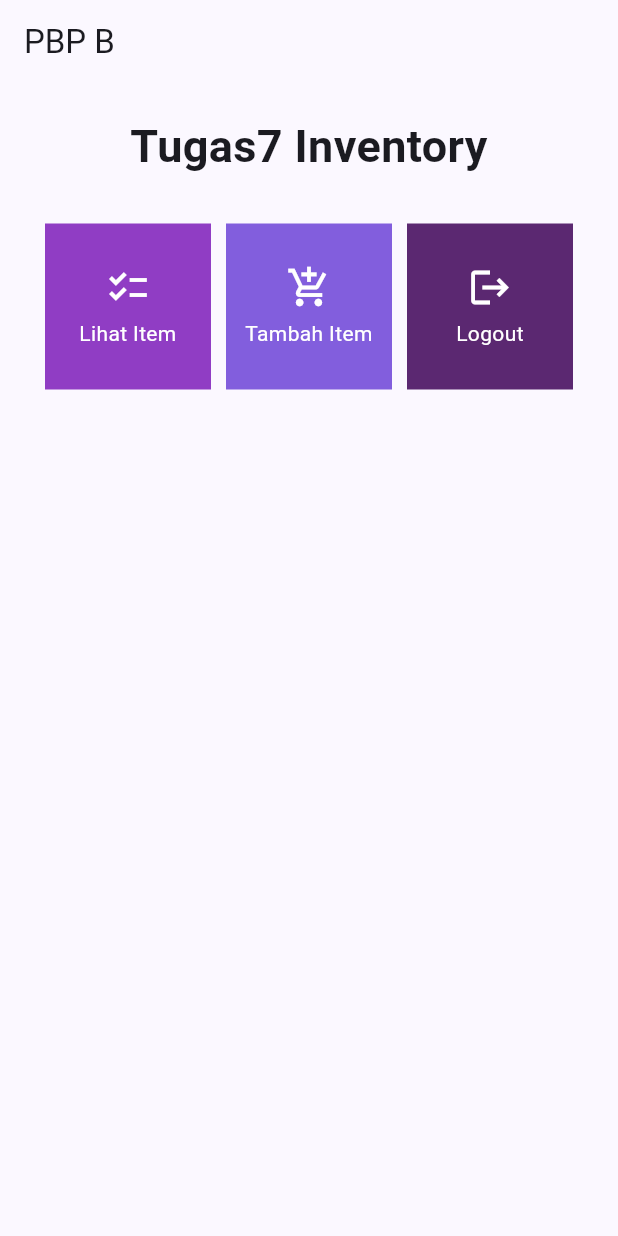
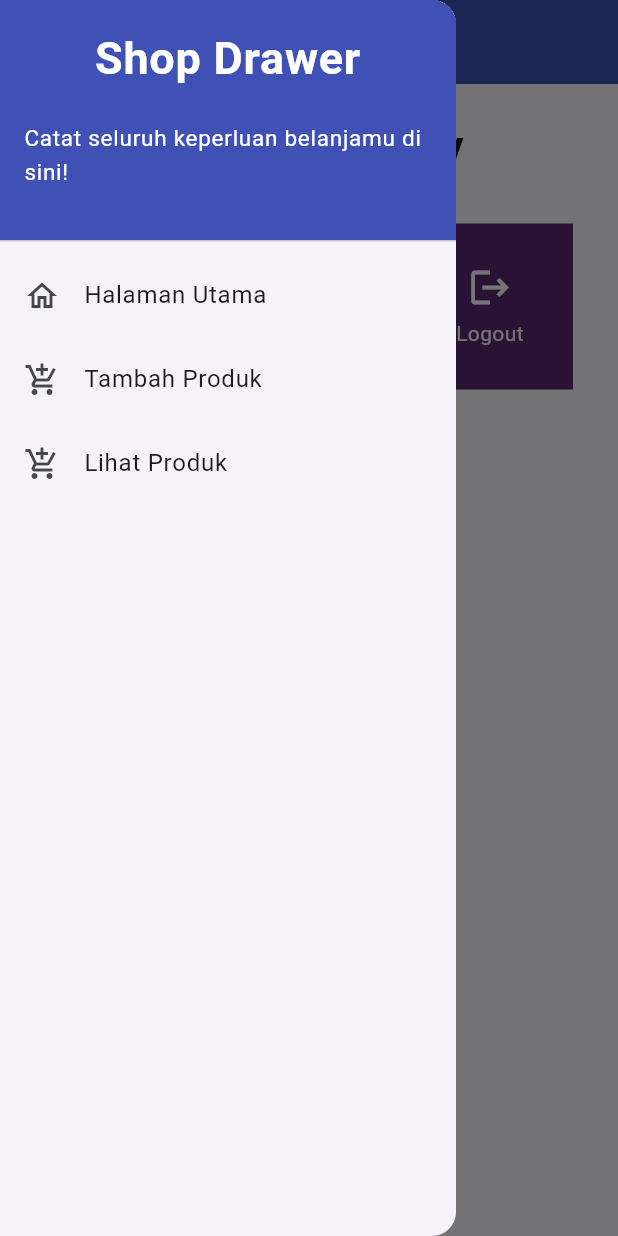
Before and after one commit to nevadenstia/tugas7, a Flutter app: the screen it shows after launch, with the side drawer open (before the commit the screen has no drawer), on a phone screen of 412 x 824 dp. Run offline on Flutter 3.47's test engine with Material 2 defaults, Android fonts, the phone set to English and light mode, and no system bars.

Commit message:
Tugas 8 WIP

```diff
--- a/lib/main.dart
+++ b/lib/main.dart
@@ -1,5 +1,5 @@
 import 'package:flutter/material.dart';
-import 'package:tugas7/menu.dart';
+import 'package:tugas7/screens/menu.dart';
 
 void main() {
   runApp(const MyApp());
--- a/lib/menu.dart
+++ b/lib/screens/menu.dart
@@ -1,13 +1,20 @@
 import 'package:flutter/material.dart';
+import 'package:tugas7/screens/productlist_page.dart';
+import 'package:tugas7/screens/shoplist_form.dart';
+import 'package:tugas7/widgets/left_drawer.dart';
+import 'package:tugas7/widgets/shop_card.dart';
 
 class MyHomePage extends StatelessWidget {
   MyHomePage({Key? key}) : super(key: key);
 
+  final List<ShopProducts> productList = []; // Initialize your list here
+
   final List<ShopItem> items = [
-    ShopItem("Lihat Item", Icons.checklist, Color.fromARGB(255, 144, 61, 196)),
+    ShopItem(
+        "Lihat Item", Icons.checklist, const Color.fromARGB(255, 144, 61, 196)),
     ShopItem("Tambah Item", Icons.add_shopping_cart,
-        Color.fromARGB(255, 130, 94, 221)),
-    ShopItem("Logout", Icons.logout, Color.fromARGB(255, 91, 40, 113)),
+        const Color.fromARGB(255, 130, 94, 221)),
+    ShopItem("Logout", Icons.logout, const Color.fromARGB(255, 91, 40, 113)),
   ];
 
   @override
@@ -15,21 +22,23 @@ class MyHomePage extends StatelessWidget {
     return Scaffold(
       appBar: AppBar(
         title: const Text(
-          'PBP B',
+          'Shop Inventory',
         ),
+        backgroundColor: Colors.indigo,
+        foregroundColor: Colors.white,
+      ),
+      drawer: const LeftDrawer(
+        productList: [],
       ),
       body: SingleChildScrollView(
-        // Widget wrapper yang dapat discroll
         child: Padding(
-          padding: const EdgeInsets.all(10.0), // Set padding dari halaman
+          padding: const EdgeInsets.all(10.0),
           child: Column(
-            // Widget untuk menampilkan children secara vertikal
             children: <Widget>[
               const Padding(
                 padding: EdgeInsets.only(top: 10.0, bottom: 10.0),
-                // Widget Text untuk menampilkan tulisan dengan alignment center dan style yang sesuai
                 child: Text(
-                  'Tugas7 Inventory', // Text yang menandakan toko
+                  'Shop Inventory',
                   textAlign: TextAlign.center,
                   style: TextStyle(
                     fontSize: 30,
@@ -37,9 +46,7 @@ class MyHomePage extends StatelessWidget {
                   ),
                 ),
               ),
-              // Grid layout
               GridView.count(
-                // Container pada card kita.
                 primary: true,
                 padding: const EdgeInsets.all(20),
                 crossAxisSpacing: 10,
@@ -47,7 +54,6 @@ class MyHomePage extends StatelessWidget {
                 crossAxisCount: 3,
                 shrinkWrap: true,
                 children: items.map((ShopItem item) {
-                  // Iterasi untuk setiap item
                   return ShopCard(item);
                 }).toList(),
               ),
@@ -59,14 +65,6 @@ class MyHomePage extends StatelessWidget {
   }
 }
 
-class ShopItem {
-  final String name;
-  final IconData icon;
-  final Color color; // Menambah properti warna
-
-  ShopItem(this.name, this.icon, this.color);
-}
-
 class ShopCard extends StatelessWidget {
   final ShopItem item;
 
@@ -75,14 +73,36 @@ class ShopCard extends StatelessWidget {
   @override
   Widget build(BuildContext context) {
     return Material(
-      color: item.color, // Menggunakan warna dari objek ShopItem
+      color: item.color,
       child: InkWell(
         onTap: () {
           ScaffoldMessenger.of(context)
             ..hideCurrentSnackBar()
             ..showSnackBar(SnackBar(
-              content: Text("Kamu telah menekan tombol ${item.name}!"),
+              content: Text("You pressed the ${item.name} button!"),
             ));
+
+          if (item.name.trim().toLowerCase() == "tambah item") {
+            Navigator.push(
+              context,
+              MaterialPageRoute(
+                builder: (context) => const ShopFormPage(
+                  productList: [],
+                ),
+              ),
+            );
+          }
+
+          if (item.name.trim().toLowerCase() == "lihat item") {
+            Navigator.push(
+              context,
+              MaterialPageRoute(
+                builder: (context) => const ProductListPage(
+                  productList: [],
+                ),
+              ),
+            );
+          }
         },
         child: Container(
           padding: const EdgeInsets.all(8),
--- /dev/null
+++ b/lib/widgets/left_drawer.dart
@@ -0,0 +1,87 @@
+import 'package:flutter/material.dart';
+import 'package:tugas7/screens/menu.dart';
+import 'package:tugas7/screens/productlist_page.dart';
+import 'package:tugas7/screens/shoplist_form.dart';
+import 'package:tugas7/widgets/shop_card.dart';
+
+class LeftDrawer extends StatelessWidget {
+  final List<ShopProducts> productList;
+
+  const LeftDrawer({Key? key, required this.productList}) : super(key: key);
+
+  @override
+  Widget build(BuildContext context) {
+    return Drawer(
+      child: ListView(
+        children: [
+          const DrawerHeader(
+            decoration: BoxDecoration(
+              color: Colors.indigo,
+            ),
+            child: Column(
+              children: [
+                Text(
+                  'Shop Drawer',
+                  textAlign: TextAlign.center,
+                  style: TextStyle(
+                    fontSize: 30,
+                    fontWeight: FontWeight.bold,
+                    color: Colors.white,
+                  ),
+                ),
+                Padding(padding: EdgeInsets.all(10)),
+                Text(
+                  "Catat seluruh keperluan belanjamu di sini!",
+                  style: TextStyle(
+                    fontSize: 15,
+                    color: Colors.white,
+                  ),
+                ),
+              ],
+            ),
+          ),
+          ListTile(
+            leading: const Icon(Icons.home_outlined),
+            title: const Text('Halaman Utama'),
+            // Bagian redirection ke MyHomePage
+            onTap: () {
+              Navigator.pushReplacement(
+                  context,
+                  MaterialPageRoute(
+                    builder: (context) => MyHomePage(),
+                  ));
+            },
+          ),
+          ListTile(
+            leading: const Icon(Icons.add_shopping_cart),
+            title: const Text('Tambah Produk'),
+            // Bagian redirection ke ShopFormPage
+            onTap: () {
+              Navigator.pushReplacement(
+                  context,
+                  MaterialPageRoute(
+                    builder: (context) => const ShopFormPage(
+                      productList: [],
+                    ),
+                  ));
+            },
+          ),
+          ListTile(
+            leading: const Icon(Icons.add_shopping_cart),
+            title: const Text('Lihat Produk'),
+            // Bagian redirection ke ShopFormPage
+            onTap: () {
+              Navigator.pushReplacement(
+                  context,
+                  MaterialPageRoute(
+                    builder: (context) => const ProductListPage(
+                      productList: [],
+                    ),
+                  ));
+            },
+          ),
+        ],
+      ),
+    );
+  }
+}
--- /dev/null
+++ b/lib/widgets/shop_card.dart
@@ -0,0 +1,29 @@
+import 'package:flutter/material.dart';
+
+class ShopItem {
+  final String name;
+  final IconData icon;
+  final Color color; // Menambah properti warna
+
+  ShopItem(this.name, this.icon, this.color);
+}
+
+class ShopProducts {
+  final String name;
+  final int price;
+  final String description;
+  final String imageUrl;
+  final int amount;
+  final int ratings;
+  final String reviews;
+
+  ShopProducts({
+    required this.name,
+    required this.price,
+    required this.description,
+    required this.imageUrl,
+    required this.amount,
+    required this.ratings,
+    required this.reviews,
+  });
+}
```
Also changed, not shown: lib/screens/productlist_page.dart (added, +38 -0 lines), lib/screens/shoplist_form.dart (added, +273 -0 lines).
